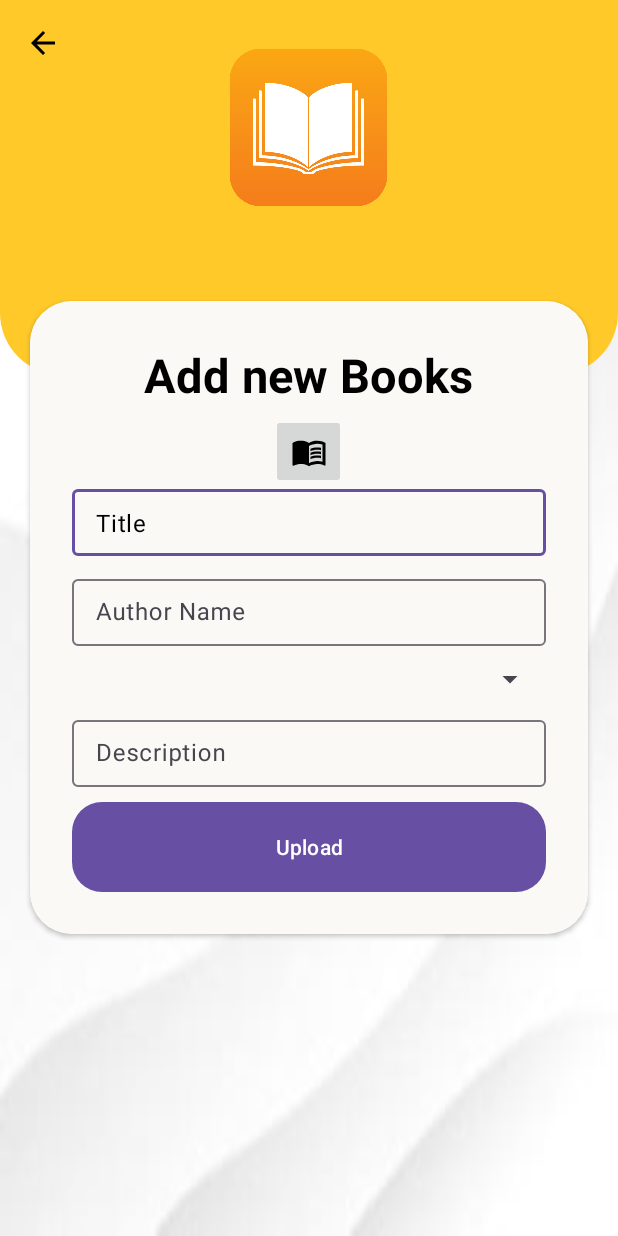
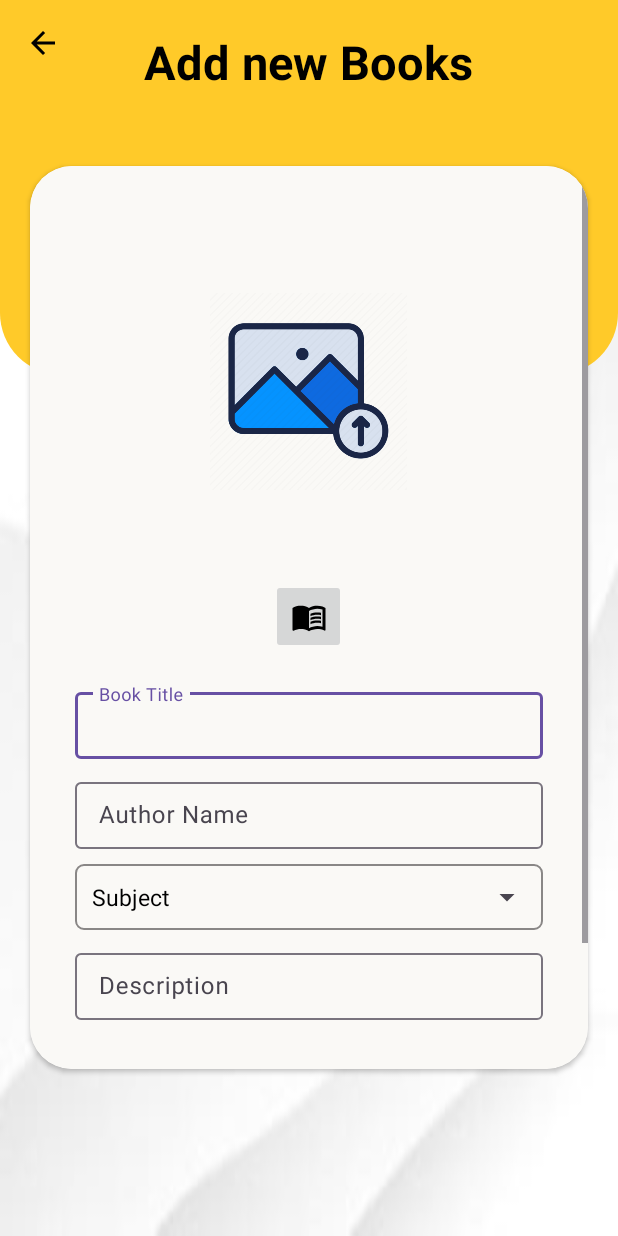
Before and after one commit to dharmikgoti29/book-admin, an Android app: the AddBooks screen opened directly, with no data from a screen before it, on a phone screen of 412 x 824 dp. Run offline under Robolectric (Android 15) with nearby library versions, the phone set to English and light mode, and no system bars.

Commit message:
commit-admin

```diff
--- a/app/src/main/java/com/example/yourestore/AddCategory.java
+++ b/app/src/main/java/com/example/yourestore/AddCategory.java
@@ -1,22 +1,72 @@
 package com.example.yourestore;
 
+import androidx.annotation.NonNull;
 import androidx.appcompat.app.AppCompatActivity;
 
 import android.os.Bundle;
 import android.view.View;
+import android.widget.Button;
+import android.widget.EditText;
 import android.widget.ImageButton;
+import android.widget.Toast;
+
+import com.google.android.gms.tasks.OnFailureListener;
+import com.google.android.gms.tasks.OnSuccessListener;
+import com.google.android.material.textfield.TextInputEditText;
+import com.google.android.material.textfield.TextInputLayout;
+import com.google.firebase.database.DatabaseReference;
+import com.google.firebase.database.FirebaseDatabase;
 
 public class AddCategory extends AppCompatActivity {
 
     //activity back
     ImageButton btn_back;
+    TextInputLayout inputLayout;
+    EditText addcat;
+    Button add;
+
+    String catagory;
     @Override
     protected void onCreate(Bundle savedInstanceState) {
         super.onCreate(savedInstanceState);
         setContentView(R.layout.activity_add_category);
 
         btn_back = findViewById(R.id.btnBack);
+        inputLayout = findViewById(R.id.edt_email);
+        addcat=inputLayout.getEditText();
+        add = findViewById(R.id.btnADD);
 
+
+        add.setOnClickListener(new View.OnClickListener() {
+            @Override
+            public void onClick(View view) {
+                FirebaseDatabase database = FirebaseDatabase.getInstance();
+                DatabaseReference myRef = database.getReference("message");
+
+                if(addcat != null)
+                {
+                    catagory = addcat.getText().toString();
+                    if(catagory.isEmpty())
+                    {
+                        Toast.makeText(AddCategory.this, "add text", Toast.LENGTH_SHORT).show();
+                    }
+                    else {
+                        myRef.push().setValue(catagory).addOnSuccessListener(new OnSuccessListener<Void>() {
+                            @Override
+                            public void onSuccess(Void unused) {
+                                Toast.makeText(AddCategory.this, "catagory added successfully", Toast.LENGTH_SHORT).show();
+                            }
+                        }).addOnFailureListener(new OnFailureListener() {
+                            @Override
+                            public void onFailure(@NonNull Exception e) {
+                                Toast.makeText(AddCategory.this, "failed to add catagory", Toast.LENGTH_SHORT).show();
+                            }
+                        });
+                    }
+
+                }
+            }
+        });
         btn_back.setOnClickListener(new View.OnClickListener() {
             @Override
             public void onClick(View view) {
--- /dev/null
+++ b/app/src/main/res/drawable/forspiner.xml
@@ -0,0 +1,6 @@
+<?xml version="1.0" encoding="utf-8"?>
+<shape xmlns:android="http://schemas.android.com/apk/res/android">
+    <stroke android:color="#B35A5858" android:width="1dp"
+        ></stroke>
+    <corners android:radius="5dp"></corners>
+</shape>
--- a/app/src/main/res/layout/activity_add_books.xml
+++ b/app/src/main/res/layout/activity_add_books.xml
@@ -26,14 +26,19 @@
             android:src="@drawable/back_arrow"
             tools:ignore="SpeakableTextPresentCheck,TouchTargetSizeCheck" />
 
-        <ImageView
-            android:layout_width="131dp"
-            android:layout_height="131dp"
-            android:layout_centerHorizontal="true"
-            android:layout_marginTop="20dp"
-            android:src="@drawable/logo1" />
+
 
     </RelativeLayout>
+    <TextView
+        android:layout_width="wrap_content"
+        android:layout_height="wrap_content"
+        android:text="Add new Books"
+        android:layout_gravity="center"
+        android:textColor="#000000"
+        android:textSize="31dp"
+        android:textStyle="bold"
+        android:layout_marginTop="20dp"
+        android:layout_centerHorizontal="true"/>
 
     <androidx.cardview.widget.CardView
         android:id="@+id/card1"
@@ -45,46 +50,53 @@
         android:background="#F6F2F2"
         android:layout_marginBottom="-20dp">
 
+        <ScrollView
+            android:layout_width="match_parent"
+            android:layout_height="602dp">
+
             <LinearLayout
                 android:layout_width="match_parent"
-            android:layout_height="wrap_content"
+                android:layout_height="593dp"
+                android:background="#FAF9F6"
                 android:orientation="vertical"
-            android:padding="28dp"
-            android:background="#FAF9F6">
+                android:padding="30dp">
 
-            <TextView
-                android:layout_width="wrap_content"
-                android:layout_height="wrap_content"
-                android:text="Add new Books"
+
+                <ImageView
+                    android:layout_width="131dp"
+                    android:layout_height="200dp"
+                    android:layout_centerHorizontal="true"
                     android:layout_gravity="center"
-                android:textColor="#000000"
-                android:textSize="31dp"
-                android:textStyle="bold" />
+                    android:layout_marginTop="20dp"
+                    android:src="@drawable/updbook" />
+
 
                 <View
                     android:layout_width="wrap_content"
-                android:layout_height="5dp"/>
+                    android:layout_height="25dp" />
 
                 <ImageButton
                     android:id="@+id/btnImageBook"
                     android:layout_width="50dp"
                     android:layout_height="50dp"
                     android:layout_gravity="center"
-                android:src="@drawable/book123"
-                />
+                    android:src="@drawable/book123" />
+
+                <View
+                    android:layout_width="wrap_content"
+                    android:layout_height="20dp" />
 
                 <com.google.android.material.textfield.TextInputLayout
                     android:id="@+id/edt_title"
                     android:layout_width="match_parent"
                     android:layout_height="wrap_content"
-                app:hintEnabled="false">
+                    app:hintEnabled="true">
 
                     <EditText
-                    android:id="@+id/edtTitle"
                         android:layout_width="match_parent"
                         android:layout_height="wrap_content"
                         android:drawablePadding="11dp"
-                    android:hint="Title"
+                        android:hint="Book Title"
                         android:inputType="text"
                         android:padding="11dp"
                         android:textColor="@color/black"
@@ -95,7 +107,7 @@
 
                 <View
                     android:layout_width="wrap_content"
-                android:layout_height="10dp"/>
+                    android:layout_height="10dp" />
 
                 <com.google.android.material.textfield.TextInputLayout
                     android:id="@+id/edt_author"
@@ -117,20 +129,36 @@
 
                 </com.google.android.material.textfield.TextInputLayout>
 
-
                 <View
                     android:layout_width="wrap_content"
-                android:layout_height="10dp"/>
+                    android:layout_height="10dp" />
+
+                <LinearLayout
+                    android:layout_width="match_parent"
+                    android:layout_height="match_parent"
+                    android:background="@drawable/forspiner"
+                    android:orientation="horizontal">
+
+                    <TextView
+                        android:layout_width="wrap_content"
+                        android:layout_height="match_parent"
+                        android:padding="11dp"
+                        android:text="Subject"
+                        android:textColor="@color/black"
+                        android:textSize="15dp"></TextView>
+
 
                     <Spinner
                         android:id="@+id/listOfCategory"
                         android:layout_width="match_parent"
-                android:layout_height="wrap_content"
-                tools:ignore="TouchTargetSizeCheck" />
+                        android:layout_height="match_parent"
+
+                        android:paddingLeft="2dp"></Spinner>
+                </LinearLayout>
 
                 <View
                     android:layout_width="wrap_content"
-                android:layout_height="10dp"/>
+                    android:layout_height="10dp" />
 
                 <com.google.android.material.textfield.TextInputLayout
                     android:id="@+id/edt_description"
@@ -154,16 +182,17 @@
 
                 <View
                     android:layout_width="wrap_content"
-                android:layout_height="10dp"/>
+                    android:layout_height="40dp" />
 
                 <com.google.android.material.button.MaterialButton
                     android:id="@+id/btnUpload"
                     android:layout_width="match_parent"
                     android:layout_height="60dp"
+                    android:background="@drawable/button_shape"
                     android:text="Upload"
-                android:background="@drawable/button_shape"
-                app:cornerRadius="32dp"/>
+                    app:cornerRadius="32dp" />
             </LinearLayout>
+        </ScrollView>
     </androidx.cardview.widget.CardView>
 
 </RelativeLayout>
--- a/app/src/main/res/layout/activity_add_category.xml
+++ b/app/src/main/res/layout/activity_add_category.xml
@@ -89,11 +89,10 @@
                     android:layout_height="wrap_content"
                     android:drawablePadding="11dp"
                     android:hint="Enter Categorie"
-                    android:inputType="textEmailAddress"
                     android:padding="11dp"
                     android:textColor="@color/black"
                     android:textColorHint="@color/black"
-                    tools:ignore="TouchTargetSizeCheck" />
+                     />
 
             </com.google.android.material.textfield.TextInputLayout>
 
@@ -110,6 +109,7 @@
                 android:layout_height="60dp"
                 android:text="Add"
                 android:background="@drawable/button_shape"
+                android:clickable="true"
                 app:cornerRadius="32dp"/>
 
             <View
```
Also changed, not shown: app/src/main/res/drawable/updbook.png (added). Lines whose indentation alone changed are shown as unchanged.
